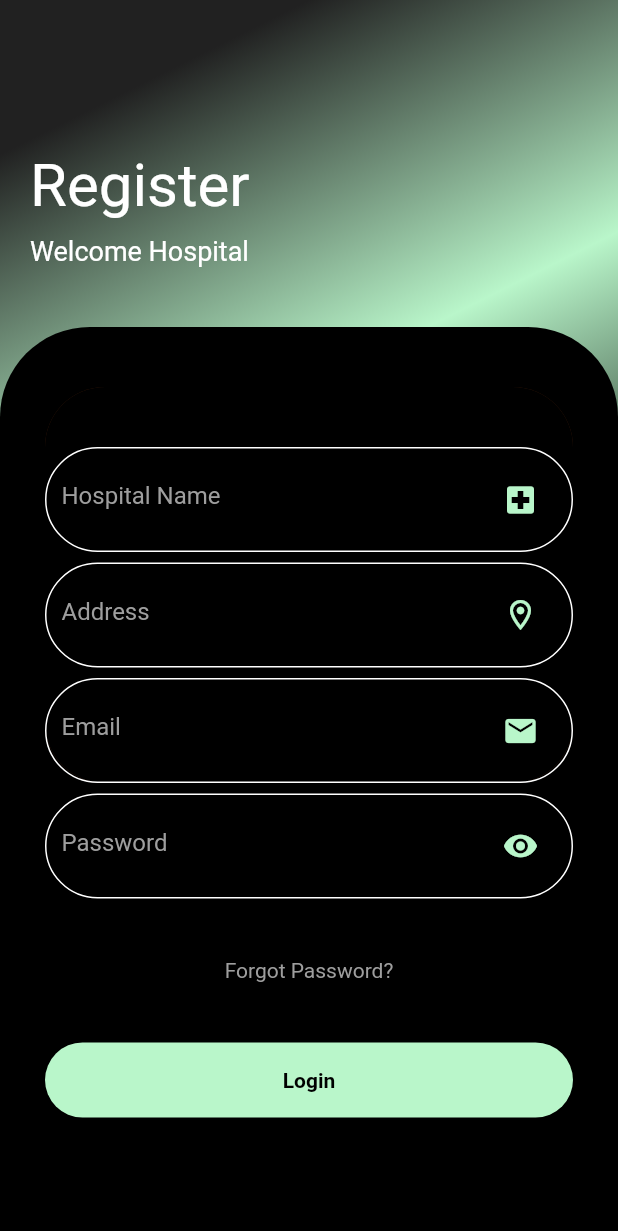
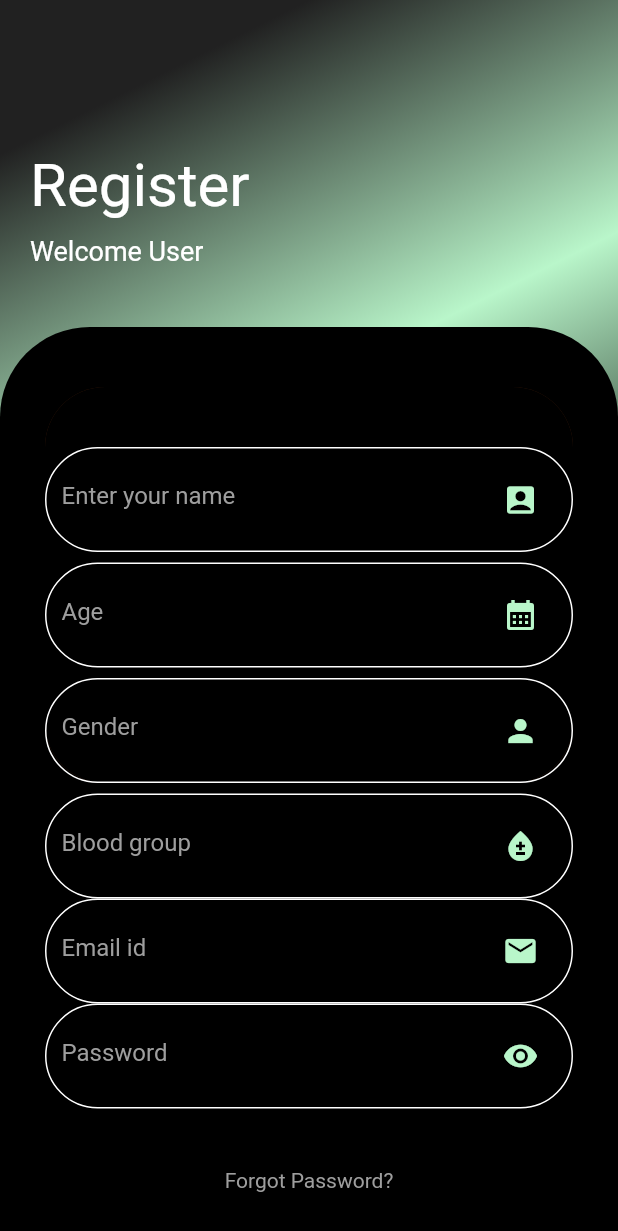
Before and after one commit to shubham21panchal02/Ehealthhub, a Flutter app: the screen it shows after launch, on a phone screen of 412 x 824 dp. Shown: the top 1231 px of the screen. Run offline on Flutter 3.47's test engine with Material 2 defaults, Android fonts, the phone set to English and light mode, and no system bars; our stand-ins replace animate_do, flutter_advanced_drawer, flutter_onboarding_slider, lottie; missing offline and left inert: dart:ffi; project files that could hold a hidden picture were left out.

Commit message:
all file

```diff
--- a/lib/Hospital/Registration.dart
+++ b/lib/Hospital/Registration.dart
@@ -86,7 +86,9 @@ class Loginstate extends State<Rpage> {
                                     )
                                 ),
                                 child: TextField(
+                                  style: TextStyle(color: Colors.white),
                                   decoration: InputDecoration(
+
                                       hintText: "Hospital Name",
                                       suffixIcon: Icon(Icons.local_hospital,color: Colors.greenAccent.shade100,),
                                       hintStyle: TextStyle(color: Colors.grey),
@@ -108,7 +110,7 @@ class Loginstate extends State<Rpage> {
                                     )
                                 ),
                                 child: TextField(
-
+                                  style: TextStyle(color: Colors.white),
                                   decoration: InputDecoration(
                                       hintText: "Address",
                                       suffixIcon: Icon(Icons.location_on_outlined,color: Colors.greenAccent.shade100,),
@@ -133,6 +135,7 @@ class Loginstate extends State<Rpage> {
                                 ),
 
                                 child: TextField(
+                                  style: TextStyle(color: Colors.white),
                                   obscureText: true,
                                   decoration: InputDecoration(
                                     suffixIcon: Icon(Icons.email,color: Colors.greenAccent.shade100,),
@@ -159,7 +162,8 @@ class Loginstate extends State<Rpage> {
                               )
                           ),
                           child: TextField(
-                            style: TextStyle(),
+
+                            style: TextStyle(color: Colors.white),
                             decoration: InputDecoration(
                               suffixIcon: Icon(Icons.remove_red_eye,color: Colors.greenAccent.shade100,),
                                 hintText: "Password",
--- a/lib/Register.dart
+++ b/lib/Register.dart
@@ -86,9 +86,10 @@ class Registerstate extends State<Registerpage> {
                                     )
                                 ),
                                 child: TextField(
+                                  style: TextStyle(color: Colors.white),
                                   decoration: InputDecoration(
-                                      hintText: "Hospital Name",
-                                      suffixIcon: Icon(Icons.local_hospital,color: Colors.greenAccent.shade100,),
+                                      hintText: "Enter your name",
+                                      suffixIcon: Icon(Icons.account_box,color: Colors.greenAccent.shade100,),
                                       hintStyle: TextStyle(color: Colors.grey),
                                       border: InputBorder.none
                                   ),
@@ -108,10 +109,10 @@ class Registerstate extends State<Registerpage> {
                                     )
                                 ),
                                 child: TextField(
-
+                                  style: TextStyle(color: Colors.white),
                                   decoration: InputDecoration(
-                                      hintText: "Address",
-                                      suffixIcon: Icon(Icons.location_on_outlined,color: Colors.greenAccent.shade100,),
+                                      hintText: "Age",
+                                      suffixIcon: Icon(Icons.calendar_month,color: Colors.greenAccent.shade100,),
                                       hintStyle: TextStyle(color: Colors.grey),
                                       border: InputBorder.none
                                   ),
@@ -133,10 +134,11 @@ class Registerstate extends State<Registerpage> {
                                 ),
 
                                 child: TextField(
+                                  style: TextStyle(color: Colors.white),
                                   obscureText: true,
                                   decoration: InputDecoration(
-                                      suffixIcon: Icon(Icons.email,color: Colors.greenAccent.shade100,),
-                                      hintText: "Email",
+                                      suffixIcon: Icon(Icons.person,color: Colors.greenAccent.shade100,),
+                                      hintText: "Gender",
                                       hintStyle: TextStyle(color: Colors.grey),
                                       border: InputBorder.none
                                   ),
@@ -159,7 +161,47 @@ class Registerstate extends State<Registerpage> {
                               )
                           ),
                           child: TextField(
+                            style: TextStyle(color: Colors.white),
+                            decoration: InputDecoration(
+                                suffixIcon: Icon(Icons.bloodtype,color: Colors.greenAccent.shade100,),
+                                hintText: "Blood group",
+                                hintStyle: TextStyle(color: Colors.grey),
+                                border: InputBorder.none
+                            ),
+                          ),
+                        ),
+                        Container(
 
+                          padding: EdgeInsets.all(10),
+                          decoration: BoxDecoration(
+                              borderRadius: BorderRadius.circular(40),
+                              border: Border.all(
+                                  color: Colors.white,
+                                  width: 1
+                              )
+                          ),
+                          child: TextField(
+                            style: TextStyle(color: Colors.white),
+                            decoration: InputDecoration(
+                                suffixIcon: Icon(Icons.email,color: Colors.greenAccent.shade100,),
+                                hintText: "Email id",
+                                hintStyle: TextStyle(color: Colors.grey),
+                                border: InputBorder.none
+                            ),
+                          ),
+                        ),
+                        Container(
+
+                          padding: EdgeInsets.all(10),
+                          decoration: BoxDecoration(
+                              borderRadius: BorderRadius.circular(40),
+                              border: Border.all(
+                                  color: Colors.white,
+                                  width: 1
+                              )
+                          ),
+                          child: TextField(
+                            style: TextStyle(color: Colors.white),
                             decoration: InputDecoration(
                                 suffixIcon: Icon(Icons.remove_red_eye,color: Colors.greenAccent.shade100,),
                                 hintText: "Password",
--- a/lib/main.dart
+++ b/lib/main.dart
@@ -18,6 +18,6 @@ void main() {
   runApp(Material(child:MaterialApp(
     debugShowCheckedModeBanner: false,
     home:
-    Rpage(),
+    Registerpage(),
   )));
 }
```
